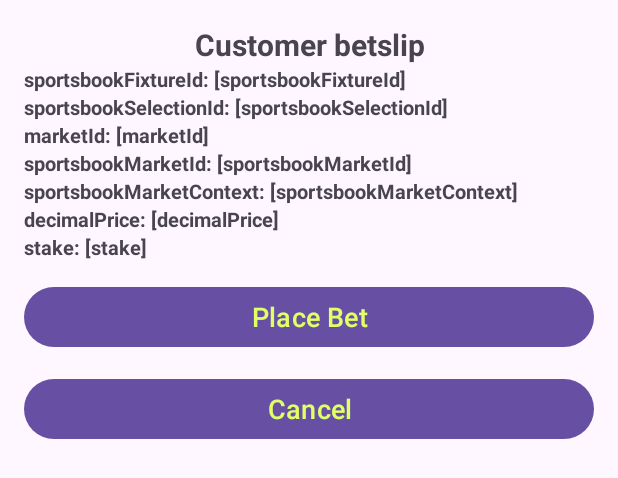
After one commit to geniussportsgroup/geniuslive-examples, an Android app: the layout betslip.xml on its own in the app's theme, with its tools: preview values and no code run, on a phone screen of 412 x 824 dp. The commit adds this screen. Shown: the top 478 px of the screen. Run offline under Robolectric (Android 15) with nearby library versions, the phone set to English and light mode, and no system bars.

Commit message:
[NS] - Implement event handler to add betslip.

```diff
--- a/Android-VideoPlayer/app/src/main/java/com/example/showcaseandroid/Template/Template.kt
+++ b/Android-VideoPlayer/app/src/main/java/com/example/showcaseandroid/Template/Template.kt
@@ -69,6 +69,10 @@ class Template {
                                 document.getElementById('container-video').style.display = 'none'
                             }
                     }
+                    if (event.detail.type === 'multibet-event') {
+                      var jsonselectedMarket= JSON.stringify(event.detail.body)
+                      AndroidVideoPlayerBridge.postSelectedMarket(jsonselectedMarket)
+                    }
                 })
             }
             async function getStreamingData(deliveryType, streamId, deliveryId, geniusSportsFixtureId, dataToPost) {
--- /dev/null
+++ b/Android-VideoPlayer/app/src/main/res/layout/betslip.xml
@@ -0,0 +1,95 @@
+<LinearLayout xmlns:android="http://schemas.android.com/apk/res/android"
+    android:layout_width="match_parent"
+    android:layout_height="match_parent"
+    android:orientation="vertical"
+    android:padding="16dp">
+
+    <TextView
+        android:layout_width="match_parent"
+        android:layout_height="wrap_content"
+        android:text="Customer betslip"
+        android:textSize="20sp"
+        android:textStyle="bold"
+        android:gravity="center" />
+
+    <TextView
+        android:id="@+id/sportsbookFixtureIdTextView"
+        android:layout_width="match_parent"
+        android:layout_height="wrap_content"
+        android:text="sportsbookFixtureId: [sportsbookFixtureId]"
+        android:textSize="13sp"
+        android:textStyle="bold"
+        android:gravity="start" />
+
+    <TextView
+        android:id="@+id/sportsbookSelectionIdTextView"
+        android:layout_width="match_parent"
+        android:layout_height="wrap_content"
+        android:text="sportsbookSelectionId: [sportsbookSelectionId]"
+        android:textSize="13sp"
+        android:textStyle="bold"
+        android:gravity="start" />
+
+    <TextView
+        android:id="@+id/marketIdTextView"
+        android:layout_width="match_parent"
+        android:layout_height="wrap_content"
+        android:text="marketId: [marketId]"
+        android:textSize="13sp"
+        android:textStyle="bold"
+        android:gravity="start" />
+
+    <TextView
+        android:id="@+id/sportsbookMarketIdTextView"
+        android:layout_width="match_parent"
+        android:layout_height="wrap_content"
+        android:text="sportsbookMarketId: [sportsbookMarketId]"
+        android:textSize="13sp"
+        android:textStyle="bold"
+        android:gravity="start" />
+
+    <TextView
+        android:id="@+id/sportsbookMarketContextTextView"
+        android:layout_width="match_parent"
+        android:layout_height="wrap_content"
+        android:text="sportsbookMarketContext: [sportsbookMarketContext]"
+        android:textSize="13sp"
+        android:textStyle="bold"
+        android:gravity="start" />
+
+    <TextView
+        android:id="@+id/decimalPriceTextView"
+        android:layout_width="match_parent"
+        android:layout_height="wrap_content"
+        android:text="decimalPrice: [decimalPrice]"
+        android:textSize="13sp"
+        android:textStyle="bold"
+        android:gravity="start" />
+
+    <TextView
+        android:id="@+id/stakeTextView"
+        android:layout_width="match_parent"
+        android:layout_height="wrap_content"
+        android:text="stake: [stake]"
+        android:textSize="13sp"
+        android:textStyle="bold"
+        android:gravity="start" />
+
+    <Button
+        android:id="@+id/addbetslip_button"
+        android:layout_width="match_parent"
+        android:layout_height="wrap_content"
+        android:text="Place Bet"
+        android:textSize="18sp"
+        android:textColor="#E1FF67"
+        android:layout_marginTop="13dp" />
+
+    <Button
+        android:id="@+id/cancel_button"
+        android:layout_width="match_parent"
+        android:layout_height="wrap_content"
+        android:text="Cancel"
+        android:textSize="18sp"
+        android:textColor="#E1FF67"
+        android:layout_marginTop="13dp" />
+</LinearLayout>
```
Also changed, not shown: Android-VideoPlayer/app/src/main/java/com/example/showcaseandroid/MainActivity.kt (+67 -0 lines).
